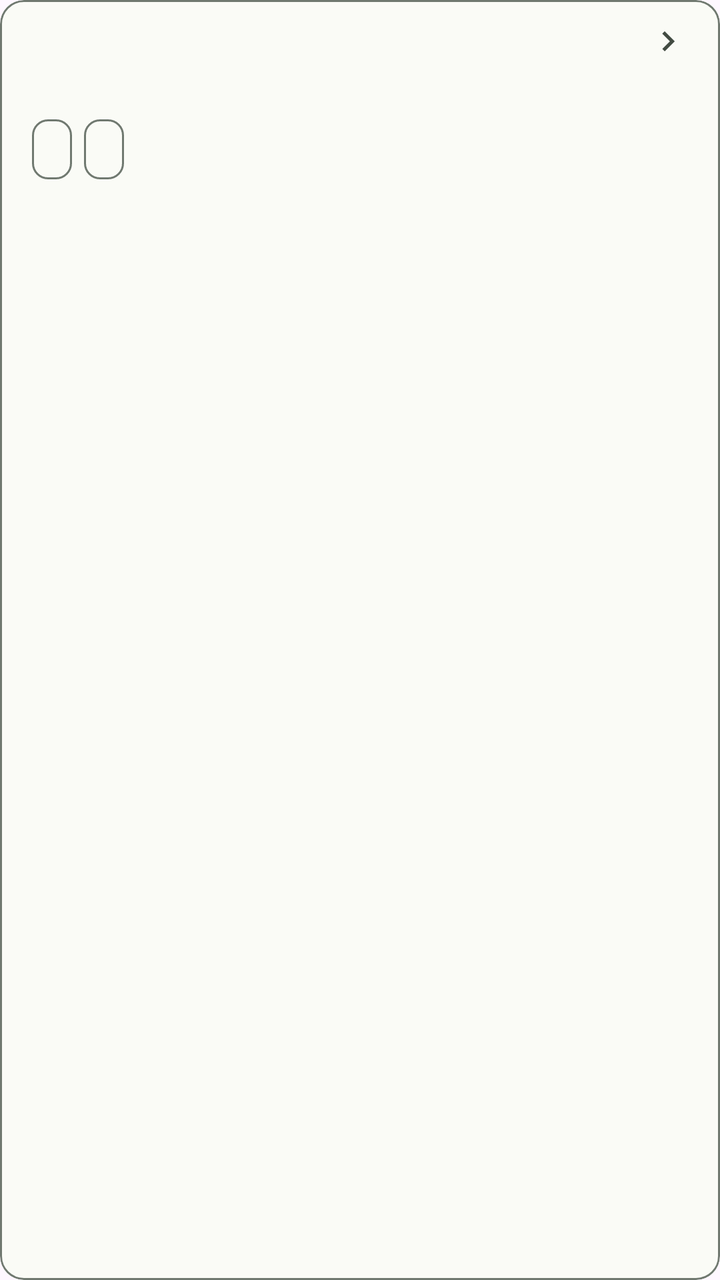
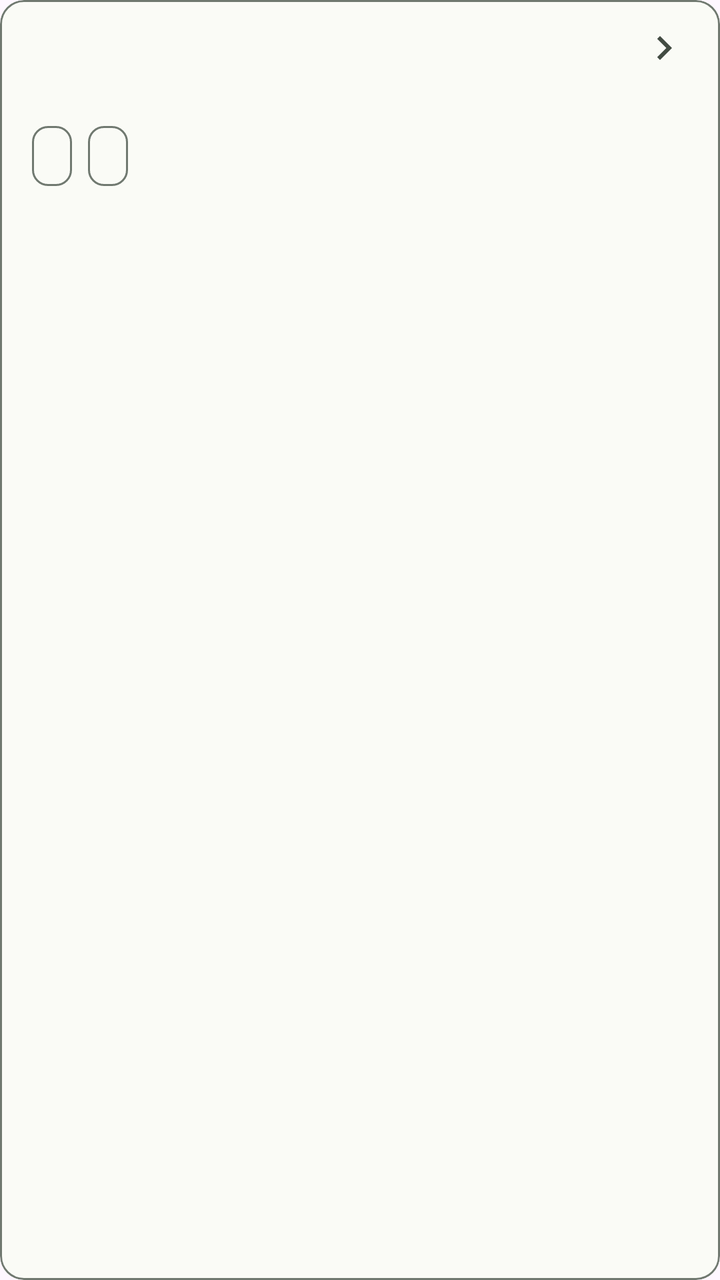

The first picture is an Android layout as it rendered before a commit; the second is the same layout after the commit. The layout source and the unified diff follow.
<!-- AndroidManifest.xml: application theme Theme.TrailRelay -->
<!-- res/layout/trail_list_item.xml -->
<?xml version="1.0" encoding="utf-8"?>
<com.google.android.material.card.MaterialCardView xmlns:android="http://schemas.android.com/apk/res/android"
    xmlns:app="http://schemas.android.com/apk/res-auto"
    android:layout_width="match_parent"
    android:layout_height="wrap_content"
    android:layout_marginHorizontal="4dp"
    android:layout_marginVertical="4dp"
    android:minHeight="72dp"
    app:cardBackgroundColor="@color/trail_surface"
    app:cardCornerRadius="@dimen/trail_corner_radius"
    app:cardElevation="0dp"
    app:strokeColor="@color/trail_outline"
    app:strokeWidth="1dp">
    <LinearLayout android:layout_width="match_parent" android:layout_height="wrap_content"
        android:orientation="vertical" android:paddingHorizontal="16dp" android:paddingVertical="10dp">
        <LinearLayout android:layout_width="match_parent" android:layout_height="wrap_content"
            android:orientation="horizontal" android:gravity="center_vertical">
            <TextView android:id="@+id/trail_row_name" android:layout_width="0dp"
                android:layout_height="wrap_content" android:layout_weight="1"
                android:textAppearance="?attr/textAppearanceTitleMedium"
                android:textColor="@color/trail_on_surface" android:maxLines="2"
                android:ellipsize="end" />
            <ImageView android:layout_width="20dp" android:layout_height="20dp"
                android:layout_marginStart="8dp" android:src="@drawable/ic_chevron_right"
                android:tint="@color/trail_on_surface_variant"
                android:importantForAccessibility="no" />
        </LinearLayout>
        <TextView android:id="@+id/trail_row_meta" android:layout_width="match_parent"
            android:layout_height="wrap_content" android:layout_marginTop="4dp"
            android:textAppearance="?attr/textAppearanceBodyMedium"
            android:textColor="@color/trail_on_surface_variant" android:maxLines="1"
            android:ellipsize="end" />
        <TextView android:id="@+id/trail_row_location" android:layout_width="match_parent"
            android:layout_height="wrap_content" android:layout_marginTop="2dp"
            android:textAppearance="?attr/textAppearanceBodySmall"
            android:textColor="@color/trail_on_surface_variant" android:maxLines="1"
            android:ellipsize="end" android:visibility="gone" />
        <com.google.android.material.chip.ChipGroup
            android:layout_width="match_parent" android:layout_height="wrap_content"
            android:layout_marginTop="5dp" app:chipSpacingHorizontal="6dp"
            app:chipSpacingVertical="4dp" app:singleLine="false">
            <com.google.android.material.chip.Chip
                android:id="@+id/trail_row_route_chip"
                style="@style/Widget.TrailRelay.StatusChip"
                android:layout_width="wrap_content" android:layout_height="wrap_content" />
            <com.google.android.material.chip.Chip
                android:id="@+id/trail_row_aerial_chip"
                style="@style/Widget.TrailRelay.StatusChip"
                android:layout_width="wrap_content" android:layout_height="wrap_content" />
        </com.google.android.material.chip.ChipGroup>
    </LinearLayout>
</com.google.android.material.card.MaterialCardView>
<!-- resources referenced by this layout -->
<resources>
  <color name="trail_on_surface">#1A211C</color>
  <color name="trail_on_surface_variant">#424B42</color>
  <color name="trail_outline">#707970</color>
  <color name="trail_surface">#FAFBF6</color>
  <dimen name="trail_corner_radius">12dp</dimen>
  <!-- drawable ic_chevron_right (drawable) -->
  <vector xmlns:android="http://schemas.android.com/apk/res/android"
      android:width="20dp" android:height="20dp"
      android:viewportWidth="24" android:viewportHeight="24">
      <path android:fillColor="#FF000000"
          android:pathData="M10,6L8.59,7.41 13.17,12 8.59,16.59 10,18 16,12z" />
  </vector>
  <style name="Widget.TrailRelay.StatusChip" parent="Widget.Material3.Chip.Assist">
          <item name="android:minHeight">0dp</item>
          <item name="chipMinHeight">30dp</item>
          <item name="ensureMinTouchTargetSize">false</item>
          <item name="chipIconSize">18dp</item>
          <item name="chipStartPadding">8dp</item>
          <item name="chipEndPadding">8dp</item>
          <item name="textStartPadding">4dp</item>
          <item name="textEndPadding">0dp</item>
          <item name="android:textAppearance">?attr/textAppearanceLabelMedium</item>
      </style>
  <color name="trail_primary">#285B45</color>
  <color name="trail_on_primary">#FFFFFF</color>
  <color name="trail_primary_container">#C6EAD1</color>
  <color name="trail_on_primary_container">#123525</color>
  <color name="trail_secondary">#526351</color>
  <color name="trail_on_secondary">#FFFFFF</color>
  <color name="trail_surface_variant">#E4EAE1</color>
  <color name="trail_error">#B3261E</color>
  <color name="trail_on_error">#FFFFFF</color>
  <style name="Widget.TrailRelay.Button" parent="Widget.Material3.Button">
          <item name="cornerRadius">@dimen/trail_corner_radius</item>
          <item name="android:minHeight">48dp</item>
      </style>
  <style name="ThemeOverlay.TrailRelay.Dialog" parent="ThemeOverlay.Material3.MaterialAlertDialog">
          <item name="alertDialogStyle">@style/MaterialAlertDialog.TrailRelay</item>
      </style>
  <style name="MaterialAlertDialog.TrailRelay" parent="MaterialAlertDialog.Material3">
          <item name="shapeAppearance">@style/ShapeAppearance.TrailRelay.Dialog</item>
      </style>
  <style name="ShapeAppearance.TrailRelay.Dialog" parent="ShapeAppearance.Material3.Corner.Medium">
          <item name="cornerFamily">rounded</item>
          <item name="cornerSize">@dimen/trail_corner_radius</item>
      </style>
  <!-- unchanged entries left out for length: 1 -->
</resources>

<!-- the commit's change to res/layout/trail_list_item.xml (unified diff, before → after) -->
@@ -3,16 +3,16 @@
     xmlns:app="http://schemas.android.com/apk/res-auto"
     android:layout_width="match_parent"
     android:layout_height="wrap_content"
-    android:layout_marginHorizontal="4dp"
-    android:layout_marginVertical="4dp"
-    android:minHeight="72dp"
+    android:layout_marginBottom="@dimen/space_related"
+    android:minHeight="@dimen/touch_target" android:clickable="true" android:focusable="true"
+    android:foreground="?attr/selectableItemBackground"
     app:cardBackgroundColor="@color/trail_surface"
     app:cardCornerRadius="@dimen/trail_corner_radius"
     app:cardElevation="0dp"
     app:strokeColor="@color/trail_outline"
     app:strokeWidth="1dp">
     <LinearLayout android:layout_width="match_parent" android:layout_height="wrap_content"
-        android:orientation="vertical" android:paddingHorizontal="16dp" android:paddingVertical="10dp">
+        android:orientation="vertical" android:paddingHorizontal="@dimen/space_content" android:paddingVertical="@dimen/space_compact">
         <LinearLayout android:layout_width="match_parent" android:layout_height="wrap_content"
             android:orientation="horizontal" android:gravity="center_vertical">
             <TextView android:id="@+id/trail_row_name" android:layout_width="0dp"
@@ -20,25 +20,25 @@
                 android:textAppearance="?attr/textAppearanceTitleMedium"
                 android:textColor="@color/trail_on_surface" android:maxLines="2"
                 android:ellipsize="end" />
-            <ImageView android:layout_width="20dp" android:layout_height="20dp"
-                android:layout_marginStart="8dp" android:src="@drawable/ic_chevron_right"
+            <ImageView android:layout_width="@dimen/icon_size" android:layout_height="@dimen/icon_size"
+                android:layout_marginStart="@dimen/space_related" android:src="@drawable/ic_chevron_right"
                 android:tint="@color/trail_on_surface_variant"
                 android:importantForAccessibility="no" />
         </LinearLayout>
         <TextView android:id="@+id/trail_row_meta" android:layout_width="match_parent"
-            android:layout_height="wrap_content" android:layout_marginTop="4dp"
+            android:layout_height="wrap_content" android:layout_marginTop="@dimen/space_tight"
             android:textAppearance="?attr/textAppearanceBodyMedium"
             android:textColor="@color/trail_on_surface_variant" android:maxLines="1"
             android:ellipsize="end" />
         <TextView android:id="@+id/trail_row_location" android:layout_width="match_parent"
-            android:layout_height="wrap_content" android:layout_marginTop="2dp"
+            android:layout_height="wrap_content" android:layout_marginTop="@dimen/space_tight"
             android:textAppearance="?attr/textAppearanceBodySmall"
             android:textColor="@color/trail_on_surface_variant" android:maxLines="1"
             android:ellipsize="end" android:visibility="gone" />
         <com.google.android.material.chip.ChipGroup
             android:layout_width="match_parent" android:layout_height="wrap_content"
-            android:layout_marginTop="5dp" app:chipSpacingHorizontal="6dp"
-            app:chipSpacingVertical="4dp" app:singleLine="false">
+            android:layout_marginTop="@dimen/space_tight" app:chipSpacingHorizontal="@dimen/space_related"
+            app:chipSpacingVertical="@dimen/space_tight" app:singleLine="false">
             <com.google.android.material.chip.Chip
                 android:id="@+id/trail_row_route_chip"
                 style="@style/Widget.TrailRelay.StatusChip"
@@ -48,5 +48,12 @@
                 style="@style/Widget.TrailRelay.StatusChip"
                 android:layout_width="wrap_content" android:layout_height="wrap_content" />
         </com.google.android.material.chip.ChipGroup>
+        <com.google.android.material.button.MaterialButton
+            android:id="@+id/trail_row_preview"
+            style="@style/Widget.TrailRelay.OutlinedButton"
+            android:layout_width="wrap_content" android:layout_height="wrap_content"
+            android:layout_marginTop="@dimen/space_tight" android:text="@string/preview_on_map"
+            android:focusable="true"
+            android:visibility="gone" />
     </LinearLayout>
 </com.google.android.material.card.MaterialCardView>
<!-- resource entries referenced after the edit -->
@@ -4,6 +4,12 @@
   <color name="trail_on_surface_variant">#424B42</color>
   <color name="trail_outline">#707970</color>
   <color name="trail_surface">#FAFBF6</color>
+  <dimen name="icon_size">24dp</dimen>
+  <dimen name="space_compact">12dp</dimen>
+  <dimen name="space_content">16dp</dimen>
+  <dimen name="space_related">8dp</dimen>
+  <dimen name="space_tight">4dp</dimen>
+  <dimen name="touch_target">48dp</dimen>
   <dimen name="trail_corner_radius">12dp</dimen>
   <!-- drawable ic_chevron_right (drawable) -->
   <vector xmlns:android="http://schemas.android.com/apk/res/android"
@@ -12,6 +18,11 @@
       <path android:fillColor="#FF000000"
           android:pathData="M10,6L8.59,7.41 13.17,12 8.59,16.59 10,18 16,12z" />
   </vector>
+  <string name="preview_on_map">Preview on Map</string>
+  <style name="Widget.TrailRelay.OutlinedButton" parent="Widget.Material3.Button.OutlinedButton">
+          <item name="cornerRadius">@dimen/trail_corner_radius</item>
+          <item name="android:minHeight">48dp</item>
+      </style>
   <style name="Widget.TrailRelay.StatusChip" parent="Widget.Material3.Chip.Assist">
           <item name="android:minHeight">0dp</item>
           <item name="chipMinHeight">30dp</item>
